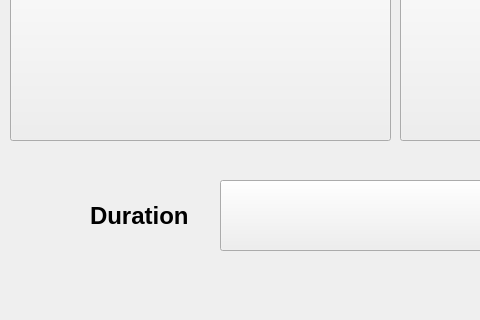
Qt form tslimSim/mainwindow.ui (Chenguku/t-slim-Insulin-Pump) before a commit; both pictures show x 0 to 480 and y 280 to 600 of the 800 by 600 pixel window.
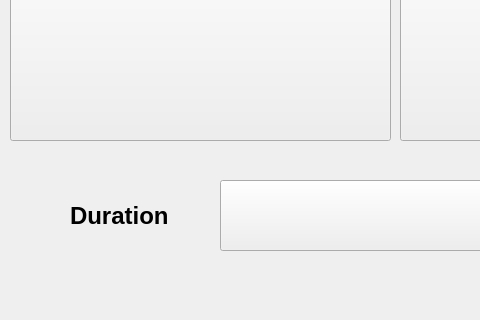
The same form after that commit. The open tabs and pages were chosen to show the change.

The edit to the form file:
```diff
--- a/tslimSim/mainwindow.ui
+++ b/tslimSim/mainwindow.ui
@@ -2033,7 +2033,7 @@
      <widget class="QLabel" name="durationLabel">
       <property name="geometry">
        <rect>
-        <x>90</x>
+        <x>70</x>
         <y>480</y>
         <width>121</width>
         <height>31</height>
```
Left out of the diff: 2 changed lines with no effect on the pictures.
